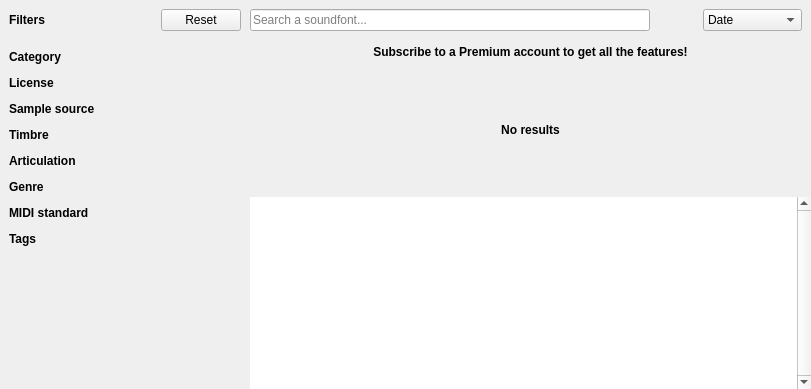
First picture: the form in sources/repository/browser/soundfontbrowser.ui, repository davy7125/polyphone, before the edit.
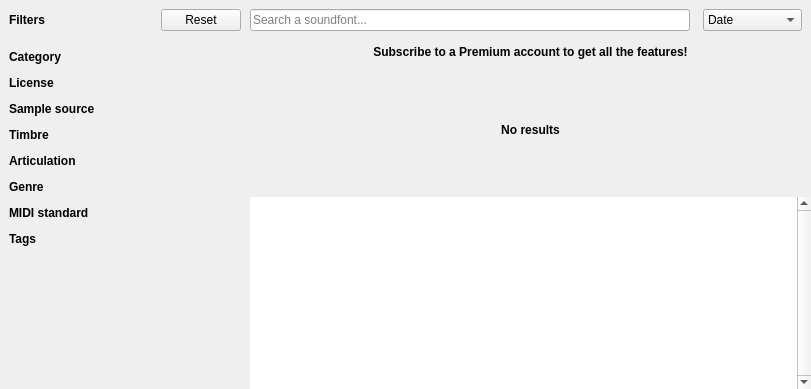
Second picture: the form after the edit. Custom widgets are drawn as their Qt base class.

```diff
--- a/sources/repository/browser/soundfontbrowser.ui
+++ b/sources/repository/browser/soundfontbrowser.ui
@@ -318,11 +318,6 @@
            <number>10</number>
           </property>
           <item>
-           <layout class="QHBoxLayout" name="horizontalLayout_3">
-            <property name="spacing">
-             <number>0</number>
-            </property>
-            <item>
              <widget class="QLineEdit" name="lineSearch">
               <property name="sizePolicy">
                <sizepolicy hsizetype="Expanding" vsizetype="Preferred">
@@ -336,28 +331,10 @@
               <property name="placeholderText">
                <string>Search a soundfont...</string>
               </property>
-             </widget>
-            </item>
-            <item>
-             <widget class="QPushButton" name="pushClearSearch">
-              <property name="sizePolicy">
-               <sizepolicy hsizetype="Minimum" vsizetype="Preferred">
-                <horstretch>0</horstretch>
-                <verstretch>0</verstretch>
-               </sizepolicy>
-              </property>
-              <property name="cursor">
-               <cursorShape>PointingHandCursor</cursorShape>
-              </property>
-              <property name="text">
-               <string/>
-              </property>
-              <property name="flat">
+            <property name="clearButtonEnabled">
                <bool>true</bool>
               </property>
              </widget>
-            </item>
-           </layout>
           </item>
           <item>
            <layout class="QHBoxLayout" name="horizontalLayout_4">
```
Left out of the diff: 2 changed lines with no effect on the pictures. Lines whose indentation alone changed are shown as unchanged.
